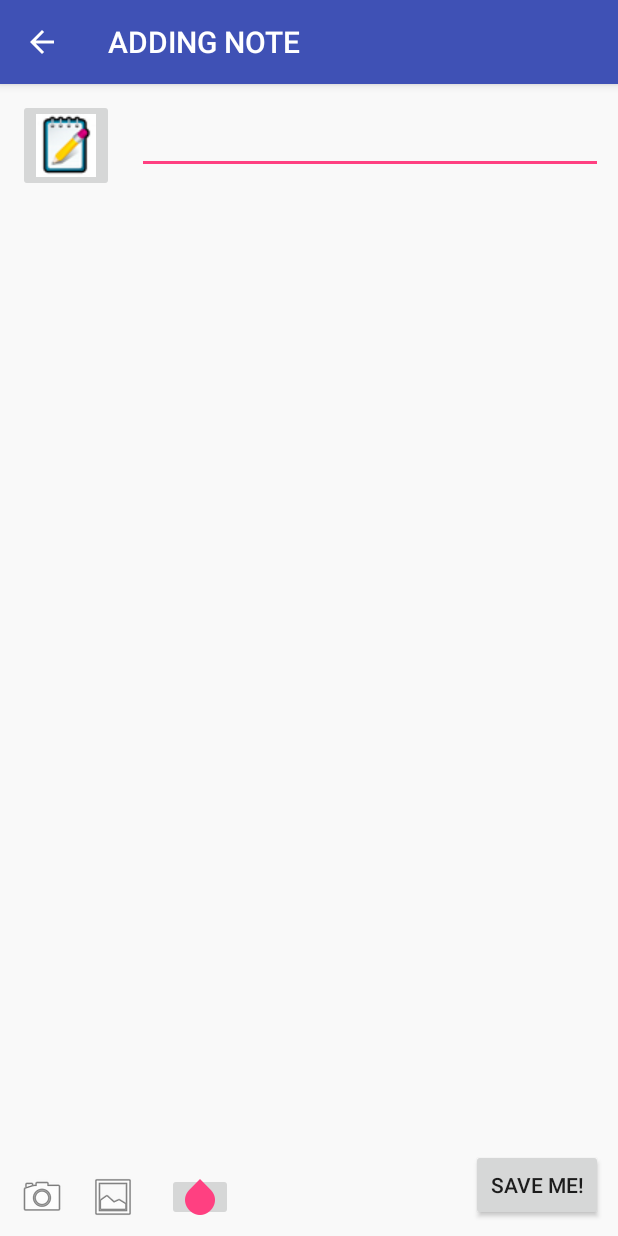
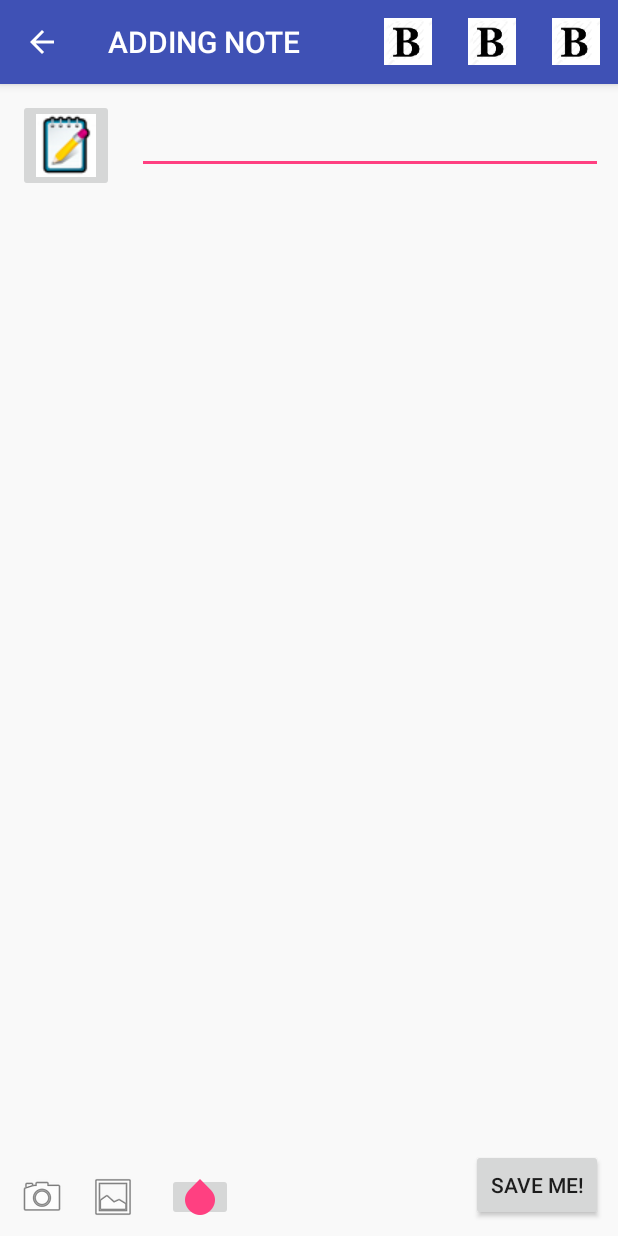
Before and after one commit to venuspathak/NotepadApplication2, an Android app: the screen it shows after launch (ActivityOfNoteDetails), after a tap on "ADD NOTE", on a phone screen of 412 x 824 dp. Run offline under Robolectric (Android 15) with nearby library versions, the phone set to English and light mode, and no system bars.

Commit message:
View, Bold, Italic, Underline
Changed the layout of view - made a new menu exclusively for view.
Made view for bold, italics and underline

```diff
--- a/app/src/main/java/com/mobilecommerce/notepadapplication/ActivityOfNoteDetails.java
+++ b/app/src/main/java/com/mobilecommerce/notepadapplication/ActivityOfNoteDetails.java
@@ -5,6 +5,7 @@ import android.support.v4.app.FragmentManager;
 import android.support.v4.app.FragmentTransaction;
 import android.support.v7.app.AppCompatActivity;
 import android.os.Bundle;
+import android.view.Menu;
 
 public class ActivityOfNoteDetails extends AppCompatActivity {
 
@@ -15,6 +16,13 @@ public class ActivityOfNoteDetails extends AppCompatActivity {
         setContentView(R.layout.activity_of_note_details);
 
         createAndAddAFragment();
+    }
+
+    @Override
+    public boolean onCreateOptionsMenu(Menu menu) {
+        //Inflate the emnu; this adds items to the action bar if it is present.
+        getMenuInflater().inflate(R.menu.menu_edit,menu);
+        return true;
     }
 
     private void createAndAddAFragment() {
--- a/app/src/main/java/com/mobilecommerce/notepadapplication/MainActivity.java
+++ b/app/src/main/java/com/mobilecommerce/notepadapplication/MainActivity.java
@@ -30,14 +30,13 @@ public class MainActivity extends AppCompatActivity{
 
     }
 
-
-
     @Override
     public boolean onCreateOptionsMenu(Menu menu) {
         //Inflate the emnu; this adds items to the action bar if it is present.
         getMenuInflater().inflate(R.menu.menu_main,menu);
         return true;
     }
+
     @Override
     public boolean onOptionsItemSelected(MenuItem item) { // Handle all items here
         // Handle action bar item clicks here. The action bar will
--- /dev/null
+++ b/app/src/main/res/menu/menu_edit.xml
@@ -0,0 +1,30 @@
+<menu xmlns:android="http://schemas.android.com/apk/res/android"
+    xmlns:app="http://schemas.android.com/apk/res-auto"
+    xmlns:tools="http://schemas.android.com/tools"
+    tools:context="com.mobilecommerce.notepadapplication.MainActivity">
+
+    <!-- Lowest category order plus ifRoom means it will be displayed as a button -->
+
+    <item
+        android:id="@+id/action_favorite"
+        android:icon="@drawable/bold"
+        android:title="BOLD"
+        app:showAsAction="ifRoom"/>
+
+    <item
+        android:id="@+id/action_italic"
+        android:orderInCategory="1"
+        android:title="ITALIC"
+        android:icon="@drawable/bold"
+        app:showAsAction="ifRoom" />
+
+    <item
+        android:id="@+id/action_underline"
+        android:title="UNDERLINE"
+        android:icon="@drawable/bold"
+        app:showAsAction="ifRoom" />
+
+
+    <!-- Never means never display as a button but as an item irrespective of the category order -->
+
+</menu>
```
Also changed, not shown: app/src/main/AndroidManifest.xml (+10 -1 lines), app/src/main/java/com/mobilecommerce/notepadapplication/MainActivityListFragment.java (+32 -1 lines), app/src/main/java/com/mobilecommerce/notepadapplication/ViewNoteActivity.java (added, +45 -0 lines), app/src/main/res/layout/activity_view_note.xml (added, +10 -0 lines), app/src/main/res/menu/menu_view.xml (added, +14 -0 lines), app/src/main/res/drawable/bold.png (added).
